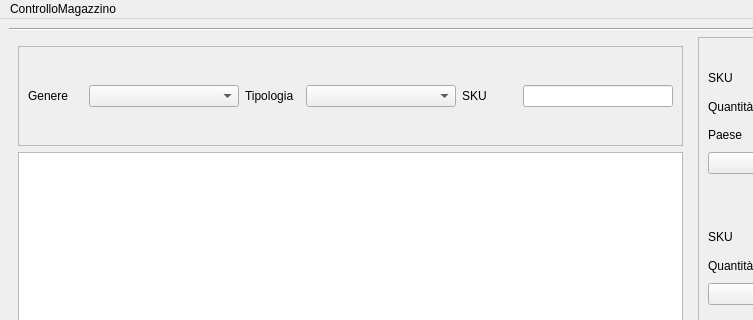
Above: mainwindow.ui from cere04/ControlloMagazzino before the change; both pictures show x 0 to 753 and y 0 to 320 of the 1193 by 893 pixel window. Below: the same form after it.
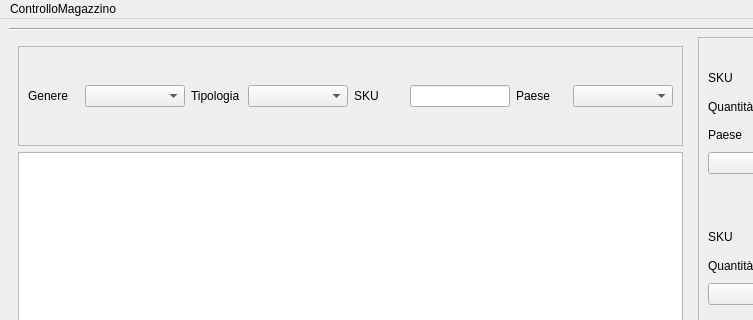
That is the form after the change.

The edit to the form file:
```diff
--- a/mainwindow.ui
+++ b/mainwindow.ui
@@ -503,13 +503,13 @@
            <widget class="QComboBox" name="comboBox">
             <property name="minimumSize">
              <size>
-              <width>150</width>
+              <width>100</width>
               <height>0</height>
              </size>
             </property>
             <property name="maximumSize">
              <size>
-              <width>150</width>
+              <width>100</width>
               <height>16777215</height>
              </size>
             </property>
@@ -526,13 +526,13 @@
            <widget class="QComboBox" name="comboBox_2">
             <property name="minimumSize">
              <size>
-              <width>150</width>
+              <width>100</width>
               <height>0</height>
              </size>
             </property>
             <property name="maximumSize">
              <size>
-              <width>150</width>
+              <width>100</width>
               <height>16777215</height>
              </size>
             </property>
@@ -549,13 +549,36 @@
            <widget class="QLineEdit" name="lineEdit_17">
             <property name="minimumSize">
              <size>
-              <width>150</width>
+              <width>100</width>
               <height>0</height>
              </size>
             </property>
             <property name="maximumSize">
              <size>
-              <width>150</width>
+              <width>100</width>
+              <height>16777215</height>
+             </size>
+            </property>
+           </widget>
+          </item>
+          <item>
+           <widget class="QLabel" name="label_30">
+            <property name="text">
+             <string>Paese</string>
+            </property>
+           </widget>
+          </item>
+          <item>
+           <widget class="QComboBox" name="comboBox_3">
+            <property name="minimumSize">
+             <size>
+              <width>100</width>
+              <height>0</height>
+             </size>
+            </property>
+            <property name="maximumSize">
+             <size>
+              <width>100</width>
               <height>16777215</height>
              </size>
             </property>
```
